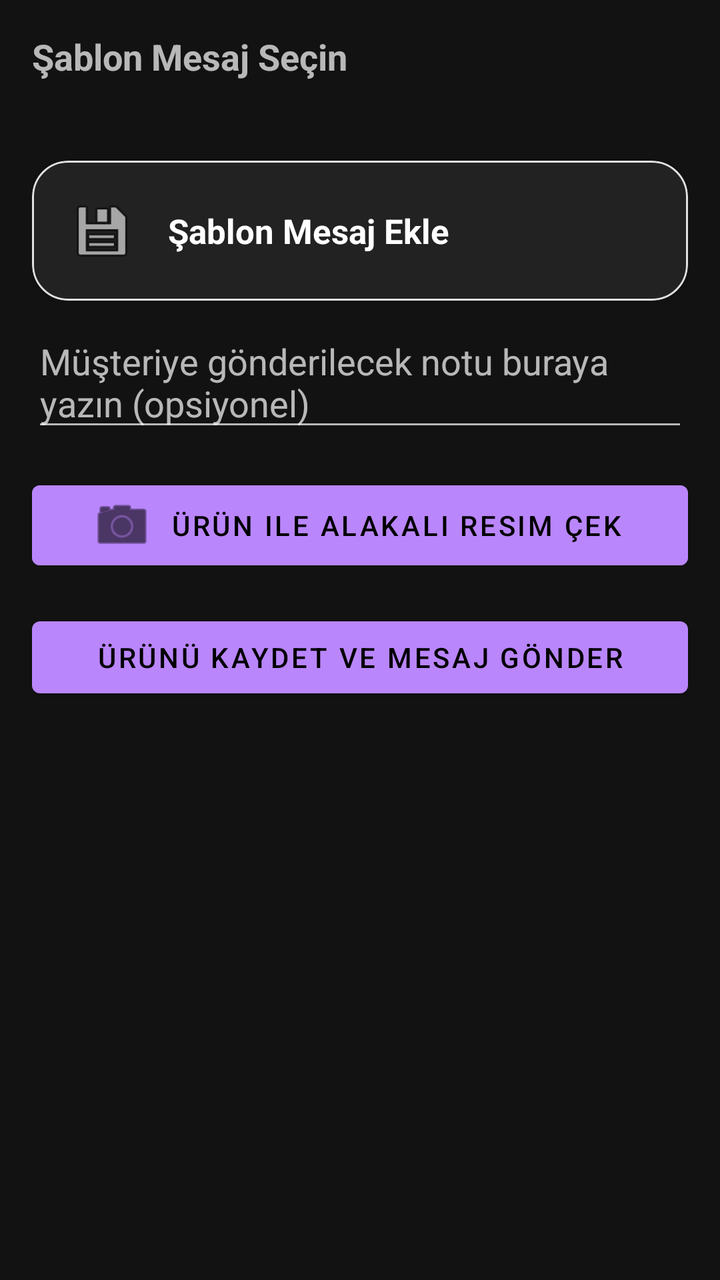
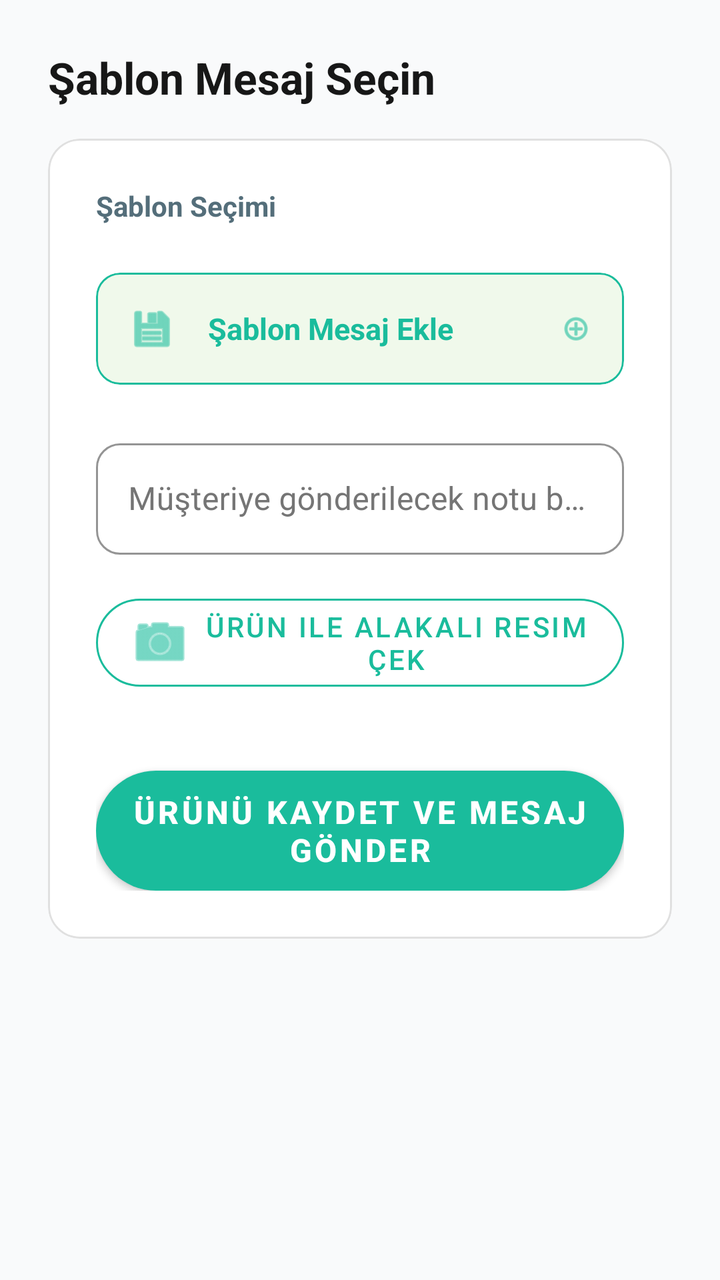

Compare the two renders of this Android layout. The source of the first and the diff that turns it into the second are given below.
<!-- AndroidManifest.xml: application theme Theme.MaterialComponents.NoActionBar -->
<!-- res/layout/activity_message_template.xml -->
<?xml version="1.0" encoding="utf-8"?>
<LinearLayout xmlns:android="http://schemas.android.com/apk/res/android"
    xmlns:app="http://schemas.android.com/apk/res-auto"
    android:orientation="vertical"
    android:padding="16dp"
    android:layout_width="match_parent"
    android:layout_height="match_parent"
    android:fitsSystemWindows="true">

    <TextView
        android:id="@+id/txtTitle"
        android:text="@string/message_template_title"
        android:textSize="18sp"
        android:textStyle="bold"
        android:layout_marginBottom="12dp"
        android:layout_width="wrap_content"
        android:layout_height="wrap_content" />

    
    <com.google.android.material.chip.ChipGroup
        android:id="@+id/radioGroupTemplates"
        android:layout_width="match_parent"
        android:layout_height="wrap_content"
        android:layout_marginBottom="8dp"
        app:singleSelection="true"
        app:selectionRequired="false"
        app:singleLine="false"
        app:chipSpacing="8dp" />

    <com.google.android.material.card.MaterialCardView
        android:id="@+id/btnMessageTemplates"
        android:layout_width="match_parent"
        android:layout_height="wrap_content"
        android:layout_marginTop="20dp"
        app:cardCornerRadius="18dp"
        app:cardElevation="2dp"
        app:strokeColor="#E0E0E0"
        app:strokeWidth="1dp">

        <LinearLayout
            android:layout_width="match_parent"
            android:layout_height="wrap_content"
            android:gravity="center_vertical"
            android:orientation="horizontal"
            android:padding="18dp">

            <ImageView
                android:layout_width="34dp"
                android:layout_height="34dp"
                android:contentDescription="@string/home_button_message_templates"
                android:src="@android:drawable/ic_menu_save" />

            <TextView
                android:layout_width="0dp"
                android:layout_height="wrap_content"
                android:layout_marginStart="16dp"
                android:layout_weight="1"
                android:text="@string/message_template_add"
                android:textColor="#FFFFFF"
                android:textSize="17sp"
                android:textStyle="bold" />
        </LinearLayout>
    </com.google.android.material.card.MaterialCardView>


    <EditText
        android:id="@+id/edtFreeText"
        android:layout_marginTop="8dp"
        android:layout_width="match_parent"
        android:layout_height="wrap_content"
        android:hint="@string/message_template_hint_free_text"
        android:maxLength="100" />

    <com.google.android.material.button.MaterialButton
        android:id="@+id/btnCamera"
        style="@style/Widget.MaterialComponents.Button.Icon"
        android:layout_width="match_parent"
        android:layout_height="wrap_content"
        android:layout_marginTop="16dp"
        android:text="@string/btn_camera_text"
        android:gravity="center"
        app:icon="@android:drawable/ic_menu_camera"
        app:iconGravity="textStart"
        android:backgroundTint="?attr/colorPrimary"
        app:iconTint="@color/black" />

    
    <ImageView
        android:id="@+id/imgOrderPhoto"
        android:layout_width="96dp"
        android:layout_height="96dp"
        android:scaleType="centerCrop"
        android:layout_marginTop="12dp"
        android:contentDescription="Kamera Resmi"
        app:layout_constraintTop_toBottomOf="@id/scrollNewOrder"
        app:layout_constraintStart_toStartOf="parent"
        android:visibility="gone" />

    <Button
        android:id="@+id/btnSaveOrder"
        android:layout_marginTop="16dp"
        android:layout_width="match_parent"
        android:layout_height="wrap_content"
        android:text="@string/message_template_button_save_order" />
</LinearLayout>
<!-- resources referenced by this layout -->
<resources>
  <color name="black">#FF000000</color>
  <string name="btn_camera_text">Ürün ile alakalı resim çek</string>
  <string name="home_button_message_templates">Mesaj Şablonları</string>
  <string name="message_template_add">Şablon Mesaj Ekle</string>
  <string name="message_template_button_save_order">Ürünü Kaydet ve Mesaj Gönder</string>
  <string name="message_template_hint_free_text">Müşteriye gönderilecek notu buraya yazın (opsiyonel)</string>
  <string name="message_template_title">Şablon Mesaj Seçin</string>
</resources>

<!-- the commit's change to res/layout/activity_message_template.xml (unified diff, before → after) -->
@@ -1,105 +1,177 @@
 <?xml version="1.0" encoding="utf-8"?>
-<LinearLayout xmlns:android="http://schemas.android.com/apk/res/android"
+<androidx.core.widget.NestedScrollView xmlns:android="http://schemas.android.com/apk/res/android"
     xmlns:app="http://schemas.android.com/apk/res-auto"
-    android:orientation="vertical"
-    android:padding="16dp"
     android:layout_width="match_parent"
     android:layout_height="match_parent"
-    android:fitsSystemWindows="true">
+    android:background="#F9FAFB"
+    android:fitsSystemWindows="true"
+    android:fillViewport="true">
 
-    <TextView
-        android:id="@+id/txtTitle"
-        android:text="@string/message_template_title"
-        android:textSize="18sp"
-        android:textStyle="bold"
-        android:layout_marginBottom="12dp"
-        android:layout_width="wrap_content"
-        android:layout_height="wrap_content" />
-
-    
-    <com.google.android.material.chip.ChipGroup
-        android:id="@+id/radioGroupTemplates"
+    <LinearLayout
         android:layout_width="match_parent"
         android:layout_height="wrap_content"
-        android:layout_marginBottom="8dp"
-        app:singleSelection="true"
-        app:selectionRequired="false"
-        app:singleLine="false"
-        app:chipSpacing="8dp" />
+        android:orientation="vertical"
+        android:padding="24dp">
 
-    <com.google.android.material.card.MaterialCardView
-        android:id="@+id/btnMessageTemplates"
-        android:layout_width="match_parent"
-        android:layout_height="wrap_content"
-        android:layout_marginTop="20dp"
-        app:cardCornerRadius="18dp"
-        app:cardElevation="2dp"
-        app:strokeColor="#E0E0E0"
-        app:strokeWidth="1dp">
+        <TextView
+            android:id="@+id/txtTitle"
+            android:layout_width="wrap_content"
+            android:layout_height="wrap_content"
+            android:layout_marginBottom="16dp"
+            android:text="@string/message_template_title"
+            android:textColor="#171717"
+            android:textSize="22sp"
+            android:textStyle="bold" />
 
-        <LinearLayout
+        <com.google.android.material.card.MaterialCardView
             android:layout_width="match_parent"
             android:layout_height="wrap_content"
-            android:gravity="center_vertical"
-            android:orientation="horizontal"
-            android:padding="18dp">
+            app:cardCornerRadius="16dp"
+            app:cardElevation="0dp"
+            app:strokeWidth="1dp"
+            app:strokeColor="#E0E0E0"
+            app:cardBackgroundColor="#FFFFFF">
 
-            <ImageView
-                android:layout_width="34dp"
-                android:layout_height="34dp"
-                android:contentDescription="@string/home_button_message_templates"
-                android:src="@android:drawable/ic_menu_save" />
+            <LinearLayout
+                android:layout_width="match_parent"
+                android:layout_height="wrap_content"
+                android:orientation="vertical"
+                android:padding="24dp">
 
-            <TextView
-                android:layout_width="0dp"
-                android:layout_height="wrap_content"
-                android:layout_marginStart="16dp"
-                android:layout_weight="1"
-                android:text="@string/message_template_add"
-                android:textColor="#FFFFFF"
-                android:textSize="17sp"
-                android:textStyle="bold" />
-        </LinearLayout>
-    </com.google.android.material.card.MaterialCardView>
+                <TextView
+                    android:layout_width="wrap_content"
+                    android:layout_height="wrap_content"
+                    android:text="Şablon Seçimi"
+                    android:textStyle="bold"
+                    android:textColor="#546E7A"
+                    android:textSize="14sp"
+                    android:layout_marginBottom="8dp"/>
 
+                <com.google.android.material.chip.ChipGroup
+                    android:id="@+id/radioGroupTemplates"
+                    android:layout_width="match_parent"
+                    android:layout_height="wrap_content"
+                    android:layout_marginBottom="16dp"
+                    app:singleSelection="true"
+                    app:selectionRequired="false"
+                    app:singleLine="false"
+                    app:chipSpacing="8dp" />
 
-    <EditText
-        android:id="@+id/edtFreeText"
-        android:layout_marginTop="8dp"
-        android:layout_width="match_parent"
-        android:layout_height="wrap_content"
-        android:hint="@string/message_template_hint_free_text"
-        android:maxLength="100" />
+                <com.google.android.material.card.MaterialCardView
+                    android:id="@+id/btnMessageTemplates"
+                    android:layout_width="match_parent"
+                    android:layout_height="wrap_content"
+                    android:layout_marginBottom="24dp"
+                    android:clickable="true"
+                    android:focusable="true"
+                    android:foreground="?android:attr/selectableItemBackground"
+                    app:cardCornerRadius="12dp"
+                    app:cardElevation="0dp"
+                    app:cardBackgroundColor="#F0F9EB"
+                    app:strokeColor="#1ABC9C"
+                    app:strokeWidth="1dp">
 
-    <com.google.android.material.button.MaterialButton
-        android:id="@+id/btnCamera"
-        style="@style/Widget.MaterialComponents.Button.Icon"
-        android:layout_width="match_parent"
-        android:layout_height="wrap_content"
-        android:layout_marginTop="16dp"
-        android:text="@string/btn_camera_text"
-        android:gravity="center"
-        app:icon="@android:drawable/ic_menu_camera"
-        app:iconGravity="textStart"
-        android:backgroundTint="?attr/colorPrimary"
-        app:iconTint="@color/black" />
+                    <LinearLayout
+                        android:layout_width="match_parent"
+                        android:layout_height="wrap_content"
+                        android:gravity="center_vertical"
+                        android:orientation="horizontal"
+                        android:padding="16dp">
 
-    
-    <ImageView
-        android:id="@+id/imgOrderPhoto"
-        android:layout_width="96dp"
-        android:layout_height="96dp"
-        android:scaleType="centerCrop"
-        android:layout_marginTop="12dp"
-        android:contentDescription="Kamera Resmi"
-        app:layout_constraintTop_toBottomOf="@id/scrollNewOrder"
-        app:layout_constraintStart_toStartOf="parent"
-        android:visibility="gone" />
+                        <ImageView
+                            android:layout_width="24dp"
+                            android:layout_height="24dp"
+                            android:contentDescription="@string/home_button_message_templates"
+                            android:src="@android:drawable/ic_menu_save"
+                            app:tint="#1ABC9C"/>
 
-    <Button
-        android:id="@+id/btnSaveOrder"
-        android:layout_marginTop="16dp"
-        android:layout_width="match_parent"
-        android:layout_height="wrap_content"
-        android:text="@string/message_template_button_save_order" />
-</LinearLayout>
+                        <TextView
+                            android:layout_width="0dp"
+                            android:layout_height="wrap_content"
+                            android:layout_marginStart="16dp"
+                            android:layout_weight="1"
+                            android:text="@string/message_template_add"
+                            android:textColor="#1ABC9C"
+                            android:textSize="15sp"
+                            android:textStyle="bold" />
+
+                        <ImageView
+                            android:layout_width="16dp"
+                            android:layout_height="16dp"
+                            android:src="@android:drawable/ic_menu_add"
+                            app:tint="#1ABC9C"/>
+                    </LinearLayout>
+                </com.google.android.material.card.MaterialCardView>
+
+                <com.google.android.material.textfield.TextInputLayout
+                    android:layout_width="match_parent"
+                    android:layout_height="wrap_content"
+                    android:hint="@string/message_template_hint_free_text"
+                    style="@style/Widget.MaterialComponents.TextInputLayout.OutlinedBox"
+                    app:boxStrokeColor="#1ABC9C"
+                    app:hintTextColor="#1ABC9C"
+                    android:textColorHint="#757575"
+                    app:boxCornerRadiusTopStart="12dp"
+                    app:boxCornerRadiusTopEnd="12dp"
+                    app:boxCornerRadiusBottomStart="12dp"
+                    app:boxCornerRadiusBottomEnd="12dp">
+
+                    <com.google.android.material.textfield.TextInputEditText
+                        android:id="@+id/edtFreeText"
+                        android:layout_width="match_parent"
+                        android:layout_height="wrap_content"
+                        android:textColor="#171717"
+                        android:maxLength="100" />
+                </com.google.android.material.textfield.TextInputLayout>
+
+                <com.google.android.material.button.MaterialButton
+                    android:id="@+id/btnCamera"
+                    style="@style/Widget.MaterialComponents.Button.OutlinedButton"
+                    android:layout_width="match_parent"
+                    android:layout_height="56dp"
+                    android:layout_marginTop="16dp"
+                    android:text="@string/btn_camera_text"
+                    android:textColor="#1ABC9C"
+                    app:strokeColor="#1ABC9C"
+                    app:strokeWidth="1dp"
+                    app:icon="@android:drawable/ic_menu_camera"
+                    app:iconGravity="textStart"
+                    app:iconTint="#1ABC9C"
+                    app:cornerRadius="28dp"/>
+
+                <androidx.cardview.widget.CardView
+                    android:layout_width="wrap_content"
+                    android:layout_height="wrap_content"
+                    android:layout_marginTop="12dp"
+                    android:layout_gravity="center"
+                    app:cardCornerRadius="8dp"
+                    app:cardElevation="0dp">
+
+                    <ImageView
+                        android:id="@+id/imgOrderPhoto"
+                        android:layout_width="96dp"
+                        android:layout_height="96dp"
+                        android:scaleType="centerCrop"
+                        android:contentDescription="Kamera Resmi"
+                        android:visibility="gone" />
+                </androidx.cardview.widget.CardView>
+
+                <com.google.android.material.button.MaterialButton
+                    android:id="@+id/btnSaveOrder"
+                    android:layout_width="match_parent"
+                    android:layout_height="60dp"
+                    android:layout_marginTop="24dp"
+                    android:text="@string/message_template_button_save_order"
+                    android:textSize="16sp"
+                    android:textStyle="bold"
+                    android:textColor="#FFFFFF"
+                    app:backgroundTint="#1ABC9C"
+                    app:cornerRadius="30dp"
+                    android:insetTop="0dp"
+                    android:insetBottom="0dp"/>
+
+            </LinearLayout>
+        </com.google.android.material.card.MaterialCardView>
+
+    </LinearLayout>
+</androidx.core.widget.NestedScrollView>
<!-- resource entries referenced after the edit -->
@@ -1,6 +1,5 @@
 <!-- resources referenced by this layout -->
 <resources>
-  <color name="black">#FF000000</color>
   <string name="btn_camera_text">Ürün ile alakalı resim çek</string>
   <string name="home_button_message_templates">Mesaj Şablonları</string>
   <string name="message_template_add">Şablon Mesaj Ekle</string>
